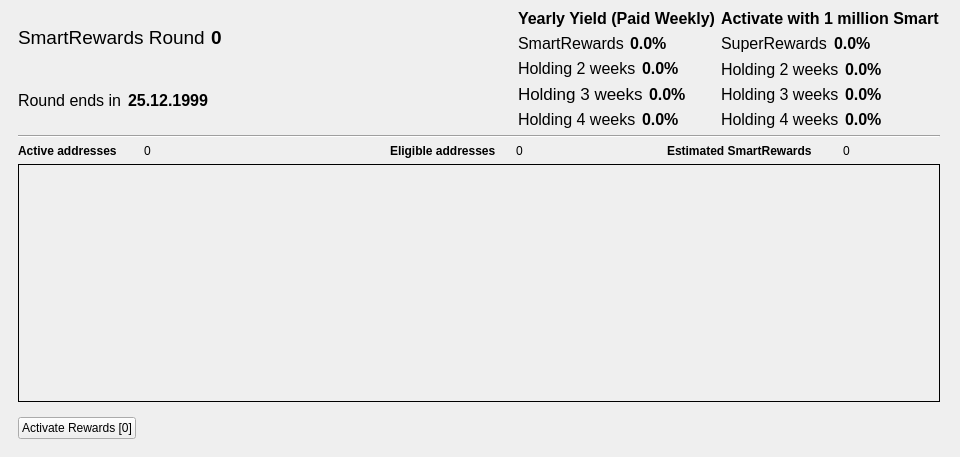
Qt form src/qt/forms/smartrewardslist.ui (SmartCash/Core-Smart) before a commit.
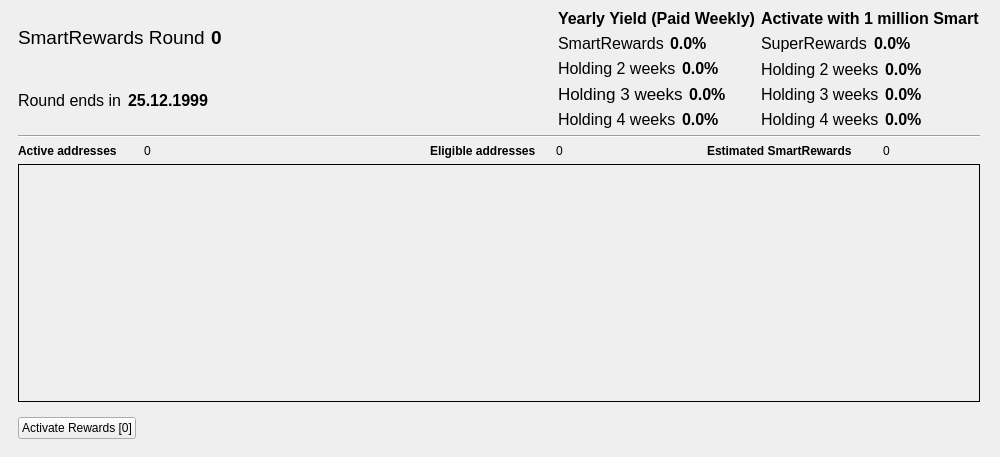
The same form after that commit. The open tabs and pages were chosen to show the change. Custom widgets are drawn as their Qt base class.

Commit message: Allow more space for the address in the SmartRewards tab

Patch:
```diff
--- a/src/qt/forms/smartrewardslist.ui
+++ b/src/qt/forms/smartrewardslist.ui
@@ -666,13 +666,13 @@
             </property>
             <property name="minimumSize">
               <size>
-                <width>240</width>
+                <width>280</width>
                 <height>0</height>
               </size>
             </property>
             <property name="maximumSize">
               <size>
-                <width>240</width>
+                <width>280</width>
                 <height>40</height>
               </size>
             </property>
```
The commit also changes 1 other file.
